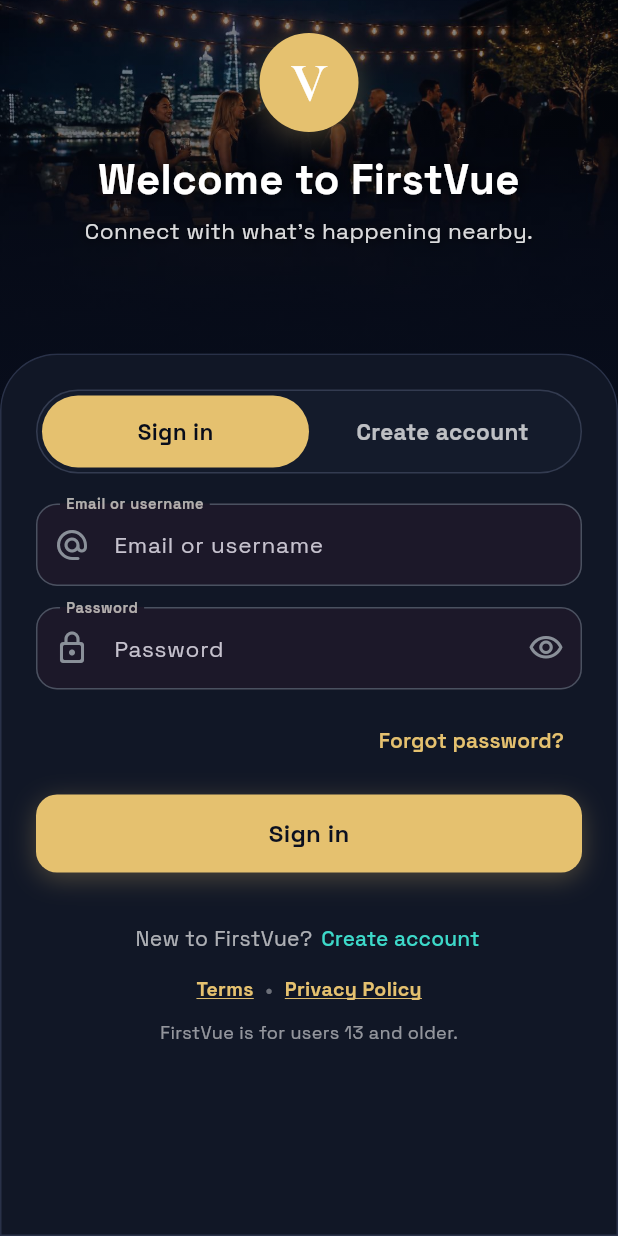
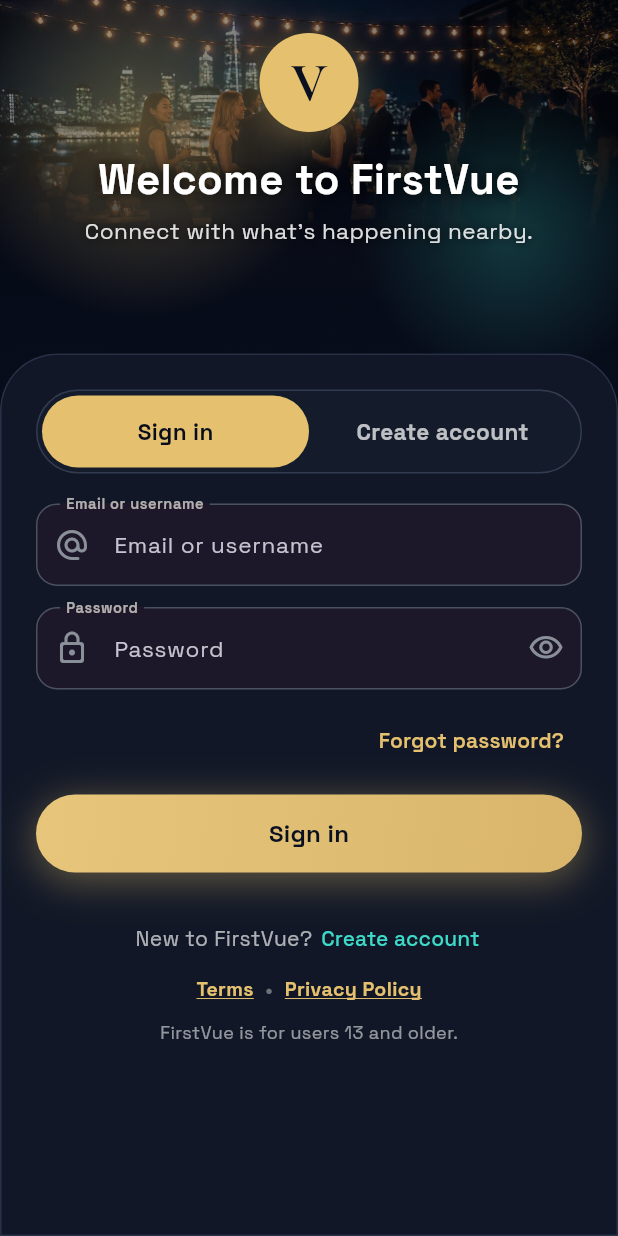
Before and after one commit to hkendale16-create/Firstvue, a Flutter app: the screen it shows after launch, on a phone screen of 412 x 824 dp. Run offline on Flutter 3.47's test engine with Material 3 defaults, Android fonts, the phone set to English and light mode, and no system bars; our stand-ins replace app_links, audioplayers, flutter_local_notifications, flutter_map, geolocator, image_picker and 8 more; missing offline and left inert: cryptography, dart:html, dart:js_interop, flutter_webrtc, mapbox_maps_flutter; accounts and stored records are empty; network calls fail; project files that could hold a hidden picture were left out.

Commit message:
Give gold CTAs dark ink, glow, and less Home clutter.
White-on-gold buttons read flat; primary fills now use onGold ink plus a
restrained halo. Earn on Home/Explore collapses to one row so Tonight stays
the hero, and Explore drops the long entity explainer.

Co-authored-by: hkendale16-create <hkendale16-create@users.noreply.github.com>

```diff
--- a/lib/screens/auth_screen.dart
+++ b/lib/screens/auth_screen.dart
@@ -991,6 +991,44 @@ class _HeroHeader extends StatelessWidget {
             ),
           ),
         ),
+        Positioned(
+          left: -36,
+          top: -48,
+          child: IgnorePointer(
+            child: Container(
+              width: 260,
+              height: 260,
+              decoration: BoxDecoration(
+                shape: BoxShape.circle,
+                gradient: RadialGradient(
+                  colors: [
+                    FirstVueColors.gold.withValues(alpha: 0.34),
+                    FirstVueColors.gold.withValues(alpha: 0.0),
+                  ],
+                ),
+              ),
+            ),
+          ),
+        ),
+        Positioned(
+          right: -28,
+          bottom: 8,
+          child: IgnorePointer(
+            child: Container(
+              width: 200,
+              height: 200,
+              decoration: BoxDecoration(
+                shape: BoxShape.circle,
+                gradient: RadialGradient(
+                  colors: [
+                    FirstVueColors.teal.withValues(alpha: 0.22),
+                    FirstVueColors.teal.withValues(alpha: 0.0),
+                  ],
+                ),
+              ),
+            ),
+          ),
+        ),
         Padding(
           padding: EdgeInsets.fromLTRB(20, compact ? 12 : 22, 20, 42),
           child: Column(
--- a/lib/screens/explore_screen.dart
+++ b/lib/screens/explore_screen.dart
@@ -307,8 +307,7 @@ class _ExploreScreenState extends State<ExploreScreen> {
           children: [
             const SocialPageHeader(
               title: 'EXPLORE',
-              subtitle:
-                  'People are personal profiles. Businesses, events, and places are entities — each tab stays separate.',
+              subtitle: 'People, nights, and places nearby.',
             ),
             const SizedBox(height: 12),
             const EarnOnFirstVueCard(),
--- a/lib/theme/firstvue_theme.dart
+++ b/lib/theme/firstvue_theme.dart
@@ -15,6 +15,22 @@ class FirstVueColors {
   static const ivory = Color(0xFFF4EFE6);
   static const mutedIcon = Color(0xFF8A9099);
   static const mutedRed = Color(0xFFE39A9A);
+
+  /// Ink on gold fills (buttons, VUE mark, selected pills). White-on-gold reads flat.
+  static const onGold = Color(0xFF0B1020);
+
+  /// Soft gold halo used on primary CTAs and the VUE tab.
+  static List<BoxShadow> goldGlow({double intensity = 1, bool pressed = false}) {
+    final alpha = pressed ? 0.14 * intensity : 0.38 * intensity;
+    return [
+      BoxShadow(
+        color: gold.withValues(alpha: alpha),
+        blurRadius: pressed ? 8 : 22,
+        spreadRadius: pressed ? 0 : 1,
+        offset: Offset(0, pressed ? 1 : 5),
+      ),
+    ];
+  }
 
   // Legacy dark defaults — prefer Theme / FirstVuePalette when possible.
   static const background = Color(0xFF0E0B1A);
@@ -193,12 +209,12 @@ class FirstVueTheme {
       primary: FirstVueColors.gold,
       secondary: FirstVueColors.teal,
       tertiary: FirstVueColors.coral,
-      onPrimary: Color(0xFF17130B),
+      onPrimary: FirstVueColors.onGold,
       onSecondary: Color(0xFF071315),
       onSurface: FirstVueColors.ivory,
       error: Color(0xFFE39A9A),
     ),
-    buttonForeground: Colors.white,
+    buttonForeground: FirstVueColors.onGold,
     labelMuted: Colors.white60,
     hintMuted: Colors.white38,
     overlayStyle: SystemUiOverlayStyle.light.copyWith(
@@ -217,12 +233,12 @@ class FirstVueTheme {
       primary: FirstVueColors.gold,
       secondary: FirstVueColors.teal,
       tertiary: FirstVueColors.coral,
-      onPrimary: Colors.white,
+      onPrimary: FirstVueColors.onGold,
       onSecondary: Color(0xFF071315),
       onSurface: Color(0xFF16131F),
       error: Color(0xFFC04545),
     ),
-    buttonForeground: Colors.white,
+    buttonForeground: FirstVueColors.onGold,
     labelMuted: Color(0xFF5A5668),
     hintMuted: Color(0xFF8A8696),
     overlayStyle: SystemUiOverlayStyle.dark.copyWith(
@@ -370,12 +386,16 @@ class FirstVueTheme {
         style: ElevatedButton.styleFrom(
           backgroundColor: FirstVueColors.gold,
           foregroundColor: buttonForeground,
+          elevation: 0,
+          minimumSize: const Size.fromHeight(52),
+          padding: const EdgeInsets.symmetric(horizontal: 22, vertical: 14),
           textStyle: const TextStyle(
-            fontWeight: FontWeight.w700,
-            letterSpacing: .6,
+            fontWeight: FontWeight.w800,
+            letterSpacing: .3,
+            fontSize: 16,
           ),
           shape: RoundedRectangleBorder(
-            borderRadius: BorderRadius.circular(18),
+            borderRadius: BorderRadius.circular(26),
           ),
         ),
       ),
@@ -383,20 +403,32 @@ class FirstVueTheme {
         style: FilledButton.styleFrom(
           backgroundColor: FirstVueColors.gold,
           foregroundColor: buttonForeground,
+          elevation: 0,
+          minimumSize: const Size.fromHeight(52),
+          padding: const EdgeInsets.symmetric(horizontal: 22, vertical: 14),
+          textStyle: const TextStyle(
+            fontWeight: FontWeight.w800,
+            letterSpacing: .3,
+            fontSize: 16,
+          ),
           shape: RoundedRectangleBorder(
-            borderRadius: BorderRadius.circular(18),
+            borderRadius: BorderRadius.circular(26),
           ),
         ),
       ),
       outlinedButtonTheme: OutlinedButtonThemeData(
         style: OutlinedButton.styleFrom(
           foregroundColor: isDark ? FirstVueColors.teal : FirstVueColors.gold,
+          minimumSize: const Size.fromHeight(48),
+          padding: const EdgeInsets.symmetric(horizontal: 18, vertical: 12),
+          textStyle: const TextStyle(fontWeight: FontWeight.w700, fontSize: 15),
           side: BorderSide(
+            width: 1.4,
             color: (isDark ? FirstVueColors.teal : FirstVueColors.gold)
-                .withValues(alpha: .7),
+                .withValues(alpha: .85),
           ),
           shape: RoundedRectangleBorder(
-            borderRadius: BorderRadius.circular(16),
+            borderRadius: BorderRadius.circular(24),
           ),
         ),
       ),
--- a/lib/widgets/firstvue_emblem.dart
+++ b/lib/widgets/firstvue_emblem.dart
@@ -18,19 +18,13 @@ class FirstVueEmblem extends StatelessWidget {
         decoration: BoxDecoration(
           shape: BoxShape.circle,
           color: FirstVueColors.gold,
-          boxShadow: [
-            BoxShadow(
-              color: FirstVueColors.gold.withValues(alpha: .28),
-              blurRadius: 16,
-              offset: const Offset(0, 4),
-            ),
-          ],
+          boxShadow: FirstVueColors.goldGlow(),
         ),
         child: Text(
           'V',
           style: TextStyle(
             fontFamily: 'CormorantGaramond',
-            color: Colors.white,
+            color: FirstVueColors.onGold,
             fontSize: size * 0.55,
             fontWeight: FontWeight.w700,
             height: 1,
--- a/lib/widgets/fv_gold_button.dart
+++ b/lib/widgets/fv_gold_button.dart
@@ -49,23 +49,25 @@ class _FvGoldButtonState extends State<FvGoldButton> {
             width: double.infinity,
             alignment: Alignment.center,
             decoration: BoxDecoration(
-              color: enabled
-                  ? Color.lerp(
-                      FirstVueColors.gold,
-                      Colors.white,
-                      _pressed ? 0.14 : 0,
+              gradient: enabled
+                  ? LinearGradient(
+                      begin: Alignment.topLeft,
+                      end: Alignment.bottomRight,
+                      colors: [
+                        Color.lerp(
+                          FirstVueColors.gold,
+                          Colors.white,
+                          _pressed ? 0.18 : 0.08,
+                        )!,
+                        FirstVueColors.warmGold,
+                      ],
                     )
-                  : FirstVueColors.gold.withValues(alpha: .45),
-              borderRadius: BorderRadius.circular(14),
-              boxShadow: [
-                BoxShadow(
-                  color: FirstVueColors.gold.withValues(
-                    alpha: _pressed ? .12 : .28,
-                  ),
-                  blurRadius: _pressed ? 6 : 14,
-                  offset: Offset(0, _pressed ? 1 : 4),
-                ),
-              ],
+                  : null,
+              color: enabled ? null : FirstVueColors.gold.withValues(alpha: .45),
+              borderRadius: BorderRadius.circular(26),
+              boxShadow: enabled
+                  ? FirstVueColors.goldGlow(pressed: _pressed)
+                  : const [],
             ),
             child: widget.loading
                 ? const SizedBox(
@@ -73,15 +75,16 @@ class _FvGoldButtonState extends State<FvGoldButton> {
                     height: 22,
                     child: CircularProgressIndicator(
                       strokeWidth: 2.2,
-                      color: Color(0xFF0B1020),
+                      color: FirstVueColors.onGold,
                     ),
                   )
                 : Text(
                     widget.label,
                     style: const TextStyle(
-                      color: Color(0xFF0B1020),
+                      color: FirstVueColors.onGold,
                       fontWeight: FontWeight.w800,
                       fontSize: 16,
+                      letterSpacing: 0.2,
                     ),
                   ),
           ),
```
Also changed, not shown: lib/widgets/earn_on_firstvue_card.dart (+54 -32 lines), lib/widgets/firstvue_bottom_nav.dart (+4 -11 lines), lib/widgets/social_chrome.dart (+9 -6 lines), 3 other files.
